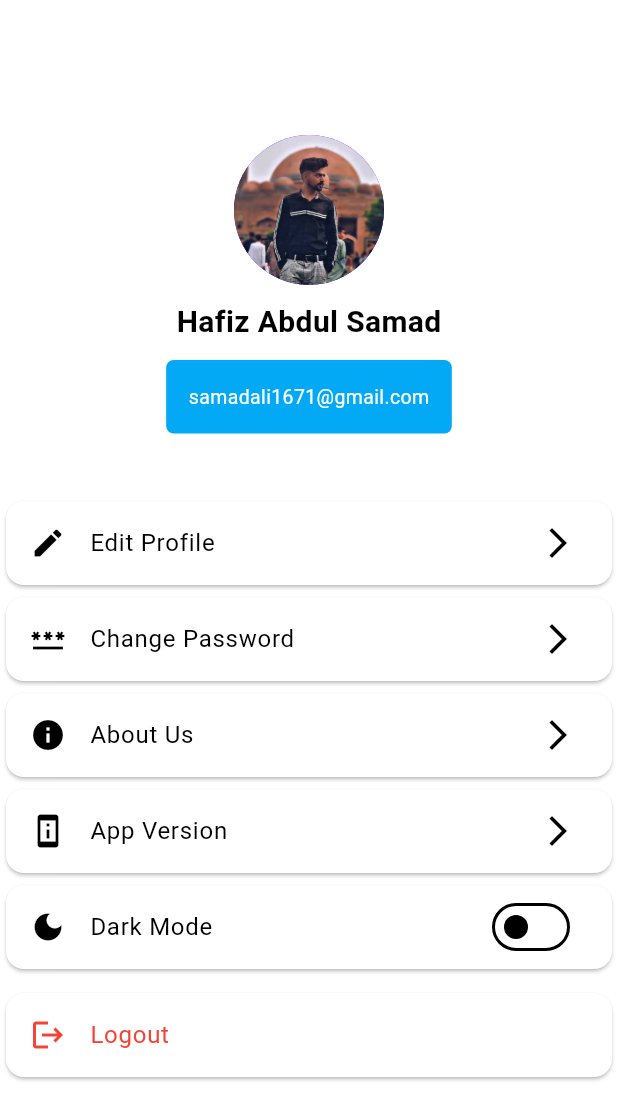
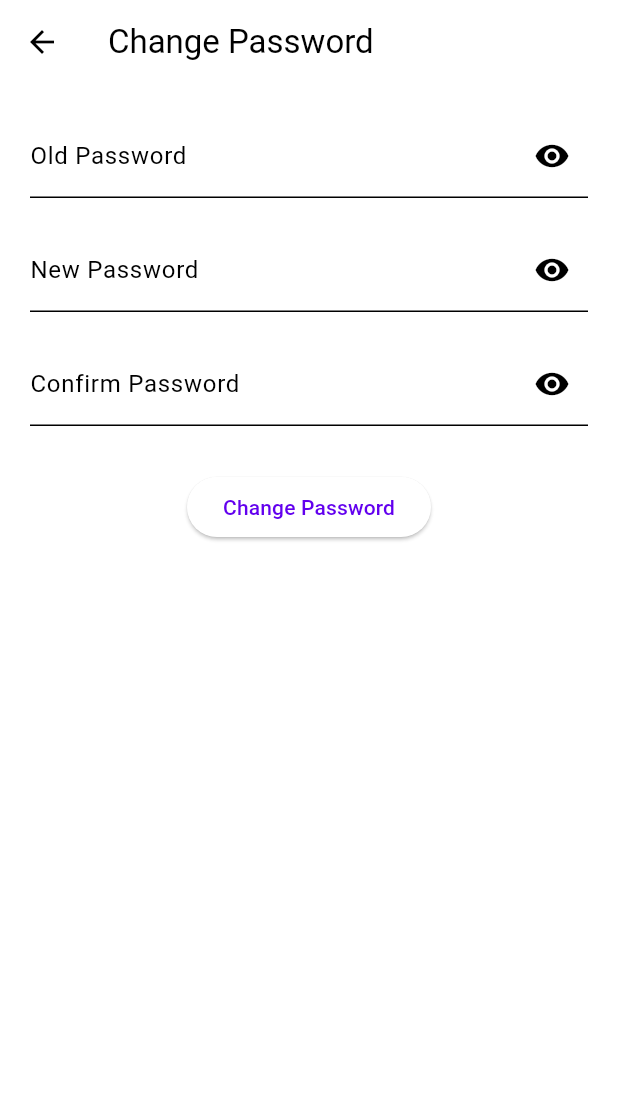
Before and after one commit to MeharSam1671/MadadGaar, a Flutter app: the NewProfile screen opened directly, after a tap on "Change Password", on a phone screen of 412 x 824 dp. Shown: the top 1120 px of the screen. Run offline on Flutter 3.47's test engine with Material 3 defaults, Android fonts, the phone set to English and light mode, and no system bars; our stand-ins replace audioplayers, firebase_core, geocoding, geolocator, google_maps_flutter, image_picker and 1 more; missing offline and left inert: flutter_polyline_points, record; accounts and stored records are empty; project files that could hold a hidden picture were left out; key blocks and very long unbroken strings in the code were emptied for the run.

Commit message:
New Ui From Hafiz Abdul Samad

```diff
--- a/lib/Home/newhome.dart
+++ b/lib/Home/newhome.dart
@@ -2,6 +2,8 @@ import 'package:flutter/cupertino.dart';
 import 'package:flutter/material.dart';
 import 'package:madadgaar/Home/showdialog.dart';
 import 'package:madadgaar/Profile/newprofile.dart';
+
+import '../globals.dart';
 
 class Newhome extends StatefulWidget {
   const Newhome({super.key});
@@ -12,17 +14,30 @@ class Newhome extends StatefulWidget {
 
 class _NewhomeState extends State<Newhome> {
   @override
+  ImageProvider _profileImage = const AssetImage("assets/my_image.jpg");
+  bool _isLoggedIn = true; // Simulated login state
+
   Widget build(BuildContext context) {
-    final bool login = true; // Prefer lowercase for variable names
-    final args =
-    ModalRoute.of(context)!.settings.arguments as Map<String, dynamic>;
-    final city = args['City'];
-    final country = args['Country'];
+    bool login = true;
+
+    final args = ModalRoute.of(context)?.settings.arguments;
+
+    String city = 'Unknown City';
+    String country = 'Unknown Country';
+
+    if (args != null && args is Map<String, dynamic>) {
+      city = args['City'] ?? 'Unknown City';
+      country = args['Country'] ?? 'Unknown Country';
+    } else {
+      debugPrint('Route arguments are null or invalid');
+    }
+
     final List<String> queries = [
       "I had an \naccident",
       "I need \nmedical help",
       "I feel \nunsafe",
     ];
+
 
     final theme = Theme.of(context);
     final isDark = theme.brightness == Brightness.dark;
@@ -67,17 +82,23 @@ class _NewhomeState extends State<Newhome> {
                       );
                     },
                     child: SafeArea(
-                      child:Container(
+                      child:ValueListenableBuilder(
+                        valueListenable: profileImageNotifier,
+                        builder: (context, image, _) {
+                          return Container(
                             width: 40,
                             height: 40,
                             decoration: BoxDecoration(
                               borderRadius: BorderRadius.circular(50),
-                          image: const DecorationImage(
-                            image: AssetImage("assets/my_image.jpg"),
+                              image: DecorationImage(
+                                image: image,
                                 fit: BoxFit.cover,
                               ),
                             ),
+                          );
+                        },
                       )
+
 
                     ),
                   ),
--- /dev/null
+++ b/lib/Profile/changepassword.dart
@@ -0,0 +1,117 @@
+import 'package:flutter/material.dart';
+
+class ChangePassword extends StatefulWidget {
+  const ChangePassword({super.key});
+
+  @override
+  State<ChangePassword> createState() => _ChangePasswordState();
+}
+
+class _ChangePasswordState extends State<ChangePassword> {
+  final _formKey = GlobalKey<FormState>();
+
+  final TextEditingController oldPasswordController = TextEditingController();
+  final TextEditingController newPasswordController = TextEditingController();
+  final TextEditingController confirmPasswordController = TextEditingController();
+
+  bool _obscureOld = true;
+  bool _obscureNew = true;
+  bool _obscureConfirm = true;
+
+  @override
+  Widget build(BuildContext context) {
+    return Scaffold(
+      appBar: AppBar(
+        title: const Text('Change Password'),
+      ),
+      body: Padding(
+        padding: const EdgeInsets.all(20.0),
+        child: Form(
+          key: _formKey,
+          child: Column(
+            children: [
+              // Old Password
+              TextFormField(
+                controller: oldPasswordController,
+                obscureText: _obscureOld,
+                decoration: InputDecoration(
+                  labelText: 'Old Password',
+                  suffixIcon: IconButton(
+                    icon: Icon(_obscureOld ? Icons.visibility : Icons.visibility_off),
+                    onPressed: () {
+                      setState(() {
+                        _obscureOld = !_obscureOld;
+                      });
+                    },
+                  ),
+                ),
+                validator: (value) {
+                  if (value == null || value.isEmpty) return 'Enter your old password';
+                  return null;
+                },
+              ),
+              const SizedBox(height: 20),
+
+              // New Password
+              TextFormField(
+                controller: newPasswordController,
+                obscureText: _obscureNew,
+                decoration: InputDecoration(
+                  labelText: 'New Password',
+                  suffixIcon: IconButton(
+                    icon: Icon(_obscureNew ? Icons.visibility : Icons.visibility_off),
+                    onPressed: () {
+                      setState(() {
+                        _obscureNew = !_obscureNew;
+                      });
+                    },
+                  ),
+                ),
+                validator: (value) {
+                  if (value == null || value.length < 6) return 'Password must be at least 6 characters';
+                  return null;
+                },
+              ),
+              const SizedBox(height: 20),
+
+              // Confirm Password
+              TextFormField(
+                controller: confirmPasswordController,
+                obscureText: _obscureConfirm,
+                decoration: InputDecoration(
+                  labelText: 'Confirm Password',
+                  suffixIcon: IconButton(
+                    icon: Icon(_obscureConfirm ? Icons.visibility : Icons.visibility_off),
+                    onPressed: () {
+                      setState(() {
+                        _obscureConfirm = !_obscureConfirm;
+                      });
+                    },
+                  ),
+                ),
+                validator: (value) {
+                  if (value != newPasswordController.text) return 'Passwords do not match';
+                  return null;
+                },
+              ),
+              const SizedBox(height: 30),
+
+              // Submit Button
+              ElevatedButton(
+                onPressed: () {
+                  if (_formKey.currentState!.validate()) {
+                    // Add your logic to change the password
+                    ScaffoldMessenger.of(context).showSnackBar(
+                      const SnackBar(content: Text('Password changed successfully')),
+                    );
+                  }
+                },
+                child: const Text('Change Password'),
+              ),
+            ],
+          ),
+        ),
+      ),
+    );
+  }
+}
--- a/lib/Profile/newprofile.dart
+++ b/lib/Profile/newprofile.dart
@@ -1,10 +1,14 @@
 import 'dart:io';
 import 'package:flutter/material.dart';
-import 'package:image_picker/image_picker.dart';
 import 'package:madadgaar/Profile/profile.dart';
 import 'package:madadgaar/login/signup/login.dart';
 import 'package:provider/provider.dart';
-import '../main.dart'; // Assuming ThemeProvider is defined here // Create or import your ProfileScreen
+import '../main.dart';
+import 'aboutus.dart';
+import 'appversion.dart';
+import 'changepassword.dart';
+import 'editprofile.dart'; // Make sure EditProfile accepts onImageChanged callback
+import 'package:madadgaar/globals.dart'; // bring in the notifier
 
 class NewProfile extends StatefulWidget {
   const NewProfile({super.key});
@@ -14,20 +18,13 @@ class NewProfile extends StatefulWidget {
 }
 
 class _NewProfileState extends State<NewProfile> {
+
+  void updateUserImage(String imagePath) {
+    profileImageNotifier.value = FileImage(File(imagePath));
+  }
   bool _showCameraButton = false;
   bool _isLoggedIn = true; // Simulated login state
   ImageProvider _profileImage = const AssetImage("assets/my_image.jpg");
-  final ImagePicker _picker = ImagePicker();
-
-  Future<void> _pickImage() async {
-    final XFile? image = await _picker.pickImage(source: ImageSource.gallery);
-    if (image != null) {
-      setState(() {
-        _profileImage = FileImage(File(image.path));
-        _showCameraButton = true;
-      });
-    }
-  }
 
   @override
   Widget build(BuildContext context) {
@@ -47,39 +44,19 @@ class _NewProfileState extends State<NewProfile> {
                 onTap: _isLoggedIn
                     ? () => setState(() => _showCameraButton = !_showCameraButton)
                     : null,
-                child: Stack(
-                  alignment: Alignment.center,
-                  children: [
-                    CircleAvatar(
+                child: ValueListenableBuilder(
+                  valueListenable: profileImageNotifier,
+                  builder: (context, image, _) {
+                    return CircleAvatar(
                       radius: 50,
-                      backgroundImage: _isLoggedIn ? _profileImage : null,
+                      backgroundImage: _isLoggedIn ? image : null,
                       child: !_isLoggedIn
                           ? const Icon(Icons.person, size: 50)
                           : null,
+                    );
+                  },
                 ),
-                    if (_isLoggedIn && _showCameraButton)
-                      Positioned(
-                        bottom: 0,
-                        right: 0,
-                        child: InkWell(
-                          onTap: _pickImage,
-                          borderRadius: BorderRadius.circular(25),
-                          child: Container(
-                            decoration: const BoxDecoration(
-                              color: Colors.black54,
-                              shape: BoxShape.circle,
-                            ),
-                            padding: const EdgeInsets.all(8),
-                            child: Icon(
-                              Icons.camera_alt,
-                              color: Theme.of(context).cardColor,
-                              size: 24,
-                            ),
-                          ),
-                        ),
-                      ),
-                  ],
-                ),
+
               ),
             ),
           ),
@@ -126,12 +103,32 @@ class _NewProfileState extends State<NewProfile> {
             child: Column(
               children: [
                 if (_isLoggedIn) ...[
-                  buildCardTile(context, "Edit Profile", Icons.edit, () {}),
-                  buildCardTile(context, "Change Password", Icons.password, () {}),
+                  buildCardTile(context, "Edit Profile", Icons.edit, () {
+                    Navigator.push(
+                      context,
+                      MaterialPageRoute(
+                        builder: (context) => EditProfile(
+                          onImageChanged: (String newImagePath) {
+                            updateUserImage(newImagePath);  // ✅ This is the correct global update
+                            setState(() {
+                              _showCameraButton = true;
+                            });
+                          },
+                        ),
 
+                      ),
+                    );
+                  }),
+                  buildCardTile(context, "Change Password", Icons.password, () {
+                    Navigator.push(context, MaterialPageRoute(builder: (context) => ChangePassword()));
+                  }),
                 ],
-                buildCardTile(context, "About Us", Icons.info, () {}),
-                buildCardTile(context, "App Version", Icons.perm_device_info, () {}),
+                buildCardTile(context, "About Us", Icons.info, () {
+                  Navigator.push(context, MaterialPageRoute(builder: (context) => AboutUs()));
+                }),
+                buildCardTile(context, "App Version", Icons.perm_device_info, () {
+                  Navigator.push(context, MaterialPageRoute(builder: (context) => AppVersion()));
+                }),
                 Card(
                   child: ListTile(
                     leading: const Icon(Icons.dark_mode),
@@ -139,8 +136,7 @@ class _NewProfileState extends State<NewProfile> {
                     trailing: Switch(
                       value: Provider.of<ThemeProvider>(context).isDarkMode,
                       onChanged: (value) {
-                        Provider.of<ThemeProvider>(context, listen: false)
-                            .toggleTheme(value);
+                        Provider.of<ThemeProvider>(context, listen: false).toggleTheme(value);
                       },
                     ),
                   ),
@@ -164,9 +160,7 @@ class _NewProfileState extends State<NewProfile> {
                       } else {
                         Navigator.push(
                           context,
-                          MaterialPageRoute(
-                              builder: (context) => LoginScreen(),
-                        )
+                          MaterialPageRoute(builder: (context) => LoginScreen()),
                         );
                       }
                     },
--- /dev/null
+++ b/lib/globals.dart
@@ -0,0 +1,6 @@
+// lib/globals.dart
+import 'dart:io';
+import 'package:flutter/material.dart';
+
+ValueNotifier<ImageProvider> profileImageNotifier =
+ValueNotifier(const AssetImage('assets/my_image.jpg'));
```
Also changed, not shown: lib/Profile/aboutus.dart (added, +15 -0 lines), lib/Profile/appversion.dart (added, +15 -0 lines), lib/Profile/editprofile.dart (added, +183 -0 lines). Lines whose indentation alone changed are shown as unchanged.
